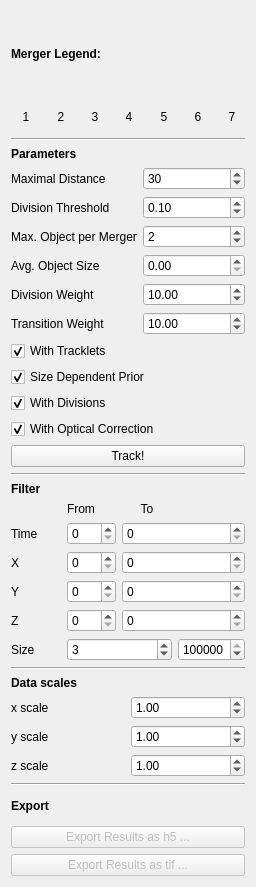
First picture: the form in ilastik/applets/tracking/conservation/drawer.ui, repository ilastik/ilastik, before the edit.
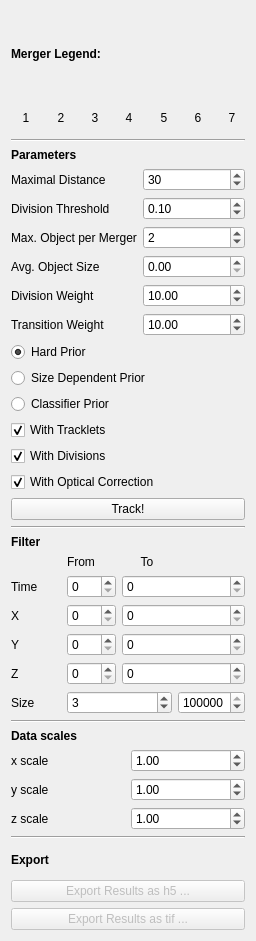
Second picture: the form after the edit.

Commit message: added gmm bic feature to detection prior for tracking

What changed in the file:
```diff
--- a/ilastik/applets/tracking/conservation/drawer.ui
+++ b/ilastik/applets/tracking/conservation/drawer.ui
@@ -7,7 +7,7 @@
     <x>0</x>
     <y>0</y>
     <width>256</width>
-    <height>887</height>
+    <height>941</height>
    </rect>
   </property>
   <property name="sizePolicy">
@@ -434,6 +434,39 @@
        </item>
       </layout>
      </item>
+     <item>
+      <widget class="QRadioButton" name="hardPriorBox">
+       <property name="text">
+        <string>Hard Prior</string>
+       </property>
+       <property name="checked">
+        <bool>true</bool>
+       </property>
+       <attribute name="buttonGroup">
+        <string notr="true">buttonGroup</string>
+       </attribute>
+      </widget>
+     </item>
+     <item>
+      <widget class="QRadioButton" name="sizeDepBox">
+       <property name="text">
+        <string>Size Dependent Prior</string>
+       </property>
+       <attribute name="buttonGroup">
+        <string notr="true">buttonGroup</string>
+       </attribute>
+      </widget>
+     </item>
+     <item>
+      <widget class="QRadioButton" name="classifierPriorBox">
+       <property name="text">
+        <string>Classifier Prior</string>
+       </property>
+       <attribute name="buttonGroup">
+        <string notr="true">buttonGroup</string>
+       </attribute>
+      </widget>
+     </item>
      <item>
       <widget class="QCheckBox" name="trackletsBox">
        <property name="text">
@@ -444,16 +477,6 @@
        </property>
       </widget>
      </item>
-     <item>
-      <widget class="QCheckBox" name="sizeDepBox">
-       <property name="text">
-        <string>Size Dependent Prior</string>
-       </property>
-       <property name="checked">
-        <bool>true</bool>
-       </property>
-      </widget>
-     </item>
      <item>
       <widget class="QCheckBox" name="divisionsBox">
        <property name="text">
```
Left out of the diff: 5 changed lines with no effect on the pictures. The commit also changes 7 other files.
